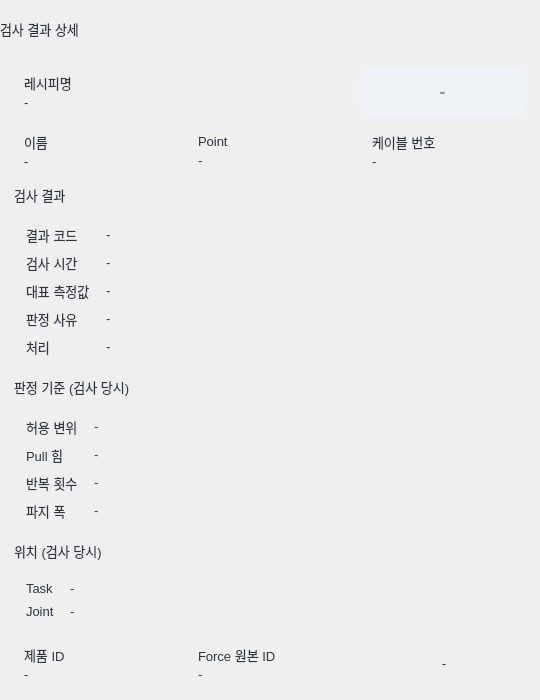
tkdak2025/ros_ws, file src/cable_hmi/cable_hmi/result_detail_dialog.ui: the form before one commit.
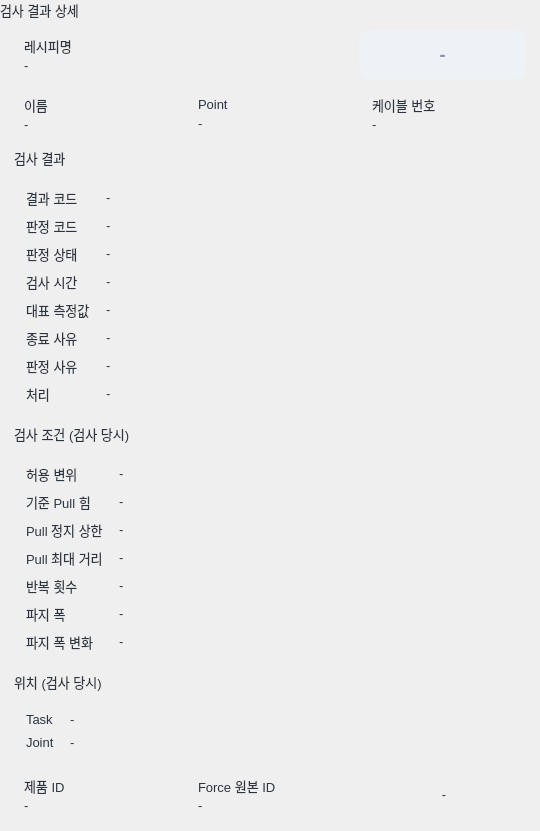
The form after the commit.

Commit message: cable_hmi: 통합 시퀀스 문서(2026-09-22)의 판정 체계와 로봇 상태 표시 반영

```diff
--- a/src/cable_hmi/cable_hmi/result_detail_dialog.ui
+++ b/src/cable_hmi/cable_hmi/result_detail_dialog.ui
@@ -350,6 +350,58 @@
          </widget>
         </item>
         <item row="1" column="0" alignment="Qt::AlignTop">
+         <widget class="QLabel" name="reasonCodeKey">
+          <property name="text">
+           <string>판정 코드</string>
+          </property>
+          <property name="role" stdset="0">
+           <string notr="true">key</string>
+          </property>
+         </widget>
+        </item>
+        <item row="1" column="1">
+         <widget class="QLabel" name="reasonCodeValue">
+          <property name="text">
+           <string>-</string>
+          </property>
+          <property name="role" stdset="0">
+           <string notr="true">value</string>
+          </property>
+            <property name="textInteractionFlags">
+             <set>Qt::TextSelectableByMouse</set>
+            </property>
+            <property name="wordWrap">
+             <bool>true</bool>
+            </property>
+         </widget>
+        </item>
+        <item row="2" column="0" alignment="Qt::AlignTop">
+         <widget class="QLabel" name="judgmentStatusKey">
+          <property name="text">
+           <string>판정 상태</string>
+          </property>
+          <property name="role" stdset="0">
+           <string notr="true">key</string>
+          </property>
+         </widget>
+        </item>
+        <item row="2" column="1">
+         <widget class="QLabel" name="judgmentStatusValue">
+          <property name="text">
+           <string>-</string>
+          </property>
+          <property name="role" stdset="0">
+           <string notr="true">value</string>
+          </property>
+            <property name="textInteractionFlags">
+             <set>Qt::TextSelectableByMouse</set>
+            </property>
+            <property name="wordWrap">
+             <bool>true</bool>
+            </property>
+         </widget>
+        </item>
+        <item row="3" column="0" alignment="Qt::AlignTop">
          <widget class="QLabel" name="timeKey">
           <property name="text">
            <string>검사 시간</string>
@@ -359,7 +411,7 @@
           </property>
          </widget>
         </item>
-        <item row="1" column="1">
+        <item row="3" column="1">
          <widget class="QLabel" name="timeValue">
           <property name="text">
            <string>-</string>
@@ -375,7 +427,7 @@
           </property>
          </widget>
         </item>
-        <item row="2" column="0" alignment="Qt::AlignTop">
+        <item row="4" column="0" alignment="Qt::AlignTop">
          <widget class="QLabel" name="measuredKey">
           <property name="text">
            <string>대표 측정값</string>
@@ -385,7 +437,7 @@
           </property>
          </widget>
         </item>
-        <item row="2" column="1">
+        <item row="4" column="1">
          <widget class="QLabel" name="measuredValue">
           <property name="text">
            <string>-</string>
@@ -401,7 +453,33 @@
           </property>
          </widget>
         </item>
-        <item row="3" column="0" alignment="Qt::AlignTop">
+        <item row="5" column="0" alignment="Qt::AlignTop">
+         <widget class="QLabel" name="terminationKey">
+          <property name="text">
+           <string>종료 사유</string>
+          </property>
+          <property name="role" stdset="0">
+           <string notr="true">key</string>
+          </property>
+         </widget>
+        </item>
+        <item row="5" column="1">
+         <widget class="QLabel" name="terminationValue">
+          <property name="text">
+           <string>-</string>
+          </property>
+          <property name="role" stdset="0">
+           <string notr="true">value</string>
+          </property>
+            <property name="textInteractionFlags">
+             <set>Qt::TextSelectableByMouse</set>
+            </property>
+            <property name="wordWrap">
+             <bool>true</bool>
+            </property>
+         </widget>
+        </item>
+        <item row="6" column="0" alignment="Qt::AlignTop">
          <widget class="QLabel" name="reasonKey">
           <property name="text">
            <string>판정 사유</string>
@@ -411,7 +489,7 @@
           </property>
          </widget>
         </item>
-        <item row="3" column="1">
+        <item row="6" column="1">
          <widget class="QLabel" name="reasonValue">
           <property name="text">
            <string>-</string>
@@ -427,7 +505,7 @@
           </property>
          </widget>
         </item>
-        <item row="4" column="0" alignment="Qt::AlignTop">
+        <item row="7" column="0" alignment="Qt::AlignTop">
          <widget class="QLabel" name="actionKey">
           <property name="text">
            <string>처리</string>
@@ -437,7 +515,7 @@
           </property>
          </widget>
         </item>
-        <item row="4" column="1">
+        <item row="7" column="1">
          <widget class="QLabel" name="actionValue">
           <property name="text">
            <string>-</string>
@@ -459,7 +537,7 @@
      <item>
       <widget class="QLabel" name="criteriaTitle">
        <property name="text">
-        <string>판정 기준 (검사 당시)</string>
+        <string>검사 조건 (검사 당시)</string>
        </property>
        <property name="role" stdset="0">
         <string notr="true">groupTitle</string>
@@ -517,16 +595,42 @@
          </widget>
         </item>
         <item row="1" column="0" alignment="Qt::AlignTop">
+         <widget class="QLabel" name="requiredForceKey">
+          <property name="text">
+           <string>기준 Pull 힘</string>
+          </property>
+          <property name="role" stdset="0">
+           <string notr="true">key</string>
+          </property>
+         </widget>
+        </item>
+        <item row="1" column="1">
+         <widget class="QLabel" name="requiredForceValue">
+          <property name="text">
+           <string>-</string>
+          </property>
+          <property name="role" stdset="0">
+           <string notr="true">value</string>
+          </property>
+            <property name="textInteractionFlags">
+             <set>Qt::TextSelectableByMouse</set>
+            </property>
+            <property name="wordWrap">
+             <bool>true</bool>
+            </property>
+         </widget>
+        </item>
+        <item row="2" column="0" alignment="Qt::AlignTop">
          <widget class="QLabel" name="pullForceKey">
           <property name="text">
-           <string>Pull 힘</string>
+           <string>Pull 정지 상한</string>
           </property>
           <property name="role" stdset="0">
            <string notr="true">key</string>
           </property>
          </widget>
         </item>
-        <item row="1" column="1">
+        <item row="2" column="1">
          <widget class="QLabel" name="pullForceValue">
           <property name="text">
            <string>-</string>
@@ -542,7 +646,33 @@
           </property>
          </widget>
         </item>
-        <item row="2" column="0" alignment="Qt::AlignTop">
+        <item row="3" column="0" alignment="Qt::AlignTop">
+         <widget class="QLabel" name="maxDistanceKey">
+          <property name="text">
+           <string>Pull 최대 거리</string>
+          </property>
+          <property name="role" stdset="0">
+           <string notr="true">key</string>
+          </property>
+         </widget>
+        </item>
+        <item row="3" column="1">
+         <widget class="QLabel" name="maxDistanceValue">
+          <property name="text">
+           <string>-</string>
+          </property>
+          <property name="role" stdset="0">
+           <string notr="true">value</string>
+          </property>
+            <property name="textInteractionFlags">
+             <set>Qt::TextSelectableByMouse</set>
+            </property>
+            <property name="wordWrap">
+             <bool>true</bool>
+            </property>
+         </widget>
+        </item>
+        <item row="4" column="0" alignment="Qt::AlignTop">
          <widget class="QLabel" name="repeatKey">
           <property name="text">
            <string>반복 횟수</string>
@@ -552,7 +682,7 @@
           </property>
          </widget>
         </item>
-        <item row="2" column="1">
+        <item row="4" column="1">
          <widget class="QLabel" name="repeatValue">
           <property name="text">
            <string>-</string>
@@ -568,7 +698,7 @@
           </property>
          </widget>
         </item>
-        <item row="3" column="0" alignment="Qt::AlignTop">
+        <item row="5" column="0" alignment="Qt::AlignTop">
          <widget class="QLabel" name="gripWidthKey">
           <property name="text">
            <string>파지 폭</string>
@@ -578,7 +708,7 @@
           </property>
          </widget>
         </item>
-        <item row="3" column="1">
+        <item row="5" column="1">
          <widget class="QLabel" name="gripWidthValue">
           <property name="text">
            <string>-</string>
@@ -594,7 +724,33 @@
           </property>
          </widget>
         </item>
-       </layout>
+               <item row="6" column="0" alignment="Qt::AlignTop">
+         <widget class="QLabel" name="gripChangeKey">
+          <property name="text">
+           <string>파지 폭 변화</string>
+          </property>
+          <property name="role" stdset="0">
+           <string notr="true">key</string>
+          </property>
+         </widget>
+        </item>
+        <item row="6" column="1">
+         <widget class="QLabel" name="gripChangeValue">
+          <property name="text">
+           <string>-</string>
+          </property>
+          <property name="role" stdset="0">
+           <string notr="true">value</string>
+          </property>
+            <property name="textInteractionFlags">
+             <set>Qt::TextSelectableByMouse</set>
+            </property>
+            <property name="wordWrap">
+             <bool>true</bool>
+            </property>
+         </widget>
+        </item>
+</layout>
       </widget>
      </item>
      <item>
```
The commit also changes 14 other files.
